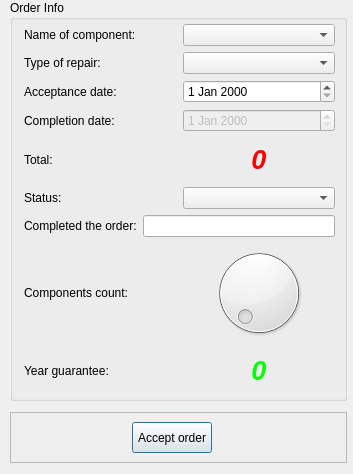
Qt form order_add.ui (0x000N3X4N/HomeApplianceService) before a commit.
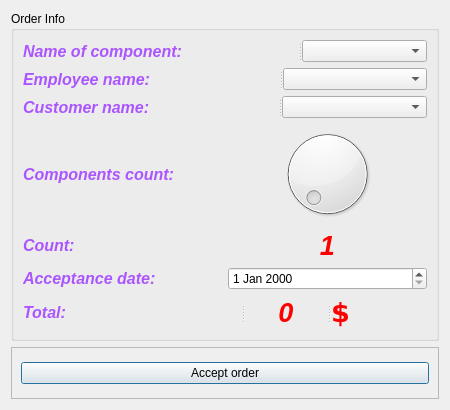
The same form after that commit.

Patch:
```diff
--- a/order_add.ui
+++ b/order_add.ui
@@ -6,204 +6,119 @@
    <rect>
     <x>0</x>
     <y>0</y>
-    <width>353</width>
-    <height>474</height>
+    <width>450</width>
+    <height>410</height>
    </rect>
   </property>
   <property name="minimumSize">
    <size>
-    <width>353</width>
-    <height>474</height>
+    <width>450</width>
+    <height>350</height>
    </size>
   </property>
   <property name="maximumSize">
    <size>
-    <width>353</width>
-    <height>474</height>
+    <width>16777215</width>
+    <height>16777215</height>
    </size>
   </property>
   <property name="windowTitle">
    <string>Add record</string>
   </property>
-  <widget class="QFrame" name="accept_frame">
-   <property name="geometry">
-    <rect>
-     <x>10</x>
-     <y>412</y>
-     <width>337</width>
-     <height>51</height>
-    </rect>
-   </property>
-   <property name="frameShape">
-    <enum>QFrame::StyledPanel</enum>
-   </property>
-   <property name="frameShadow">
-    <enum>QFrame::Raised</enum>
-   </property>
-   <widget class="QPushButton" name="accept_btn">
-    <property name="geometry">
-     <rect>
-      <x>122</x>
-      <y>10</y>
-      <width>80</width>
-      <height>31</height>
-     </rect>
-    </property>
-    <property name="text">
-     <string>Accept order</string>
-    </property>
-   </widget>
-  </widget>
+  <layout class="QVBoxLayout" name="verticalLayout_2">
+   <item>
   <widget class="QGroupBox" name="order_info_gBox">
-   <property name="geometry">
-    <rect>
-     <x>10</x>
-     <y>0</y>
-     <width>337</width>
-     <height>401</height>
-    </rect>
-   </property>
    <property name="title">
     <string>Order Info</string>
    </property>
-   <widget class="QWidget" name="layoutWidget">
-    <property name="geometry">
-     <rect>
-      <x>14</x>
-      <y>24</y>
-      <width>311</width>
-      <height>368</height>
-     </rect>
-    </property>
     <layout class="QVBoxLayout" name="verticalLayout">
      <item>
-      <layout class="QHBoxLayout" name="name_hLayout">
-       <item>
+       <widget class="QSplitter" name="splitter">
+        <property name="orientation">
+         <enum>Qt::Horizontal</enum>
+        </property>
         <widget class="QLabel" name="name_l">
+         <property name="font">
+          <font>
+           <pointsize>12</pointsize>
+           <weight>75</weight>
+           <italic>true</italic>
+           <bold>true</bold>
+          </font>
+         </property>
+         <property name="styleSheet">
+          <string notr="true">color: rgb(170, 85, 255);</string>
+         </property>
          <property name="text">
           <string>Name of component:</string>
          </property>
         </widget>
-       </item>
-       <item>
-        <widget class="QComboBox" name="name_comboBox"/>
-       </item>
-      </layout>
-     </item>
-     <item>
-      <layout class="QHBoxLayout" name="type_of_repairhLayout">
-       <item>
-        <widget class="QLabel" name="type_label">
-         <property name="text">
-          <string>Type of repair:</string>
-         </property>
+        <widget class="QComboBox" name="name_cBox"/>
         </widget>
        </item>
        <item>
-        <widget class="QComboBox" name="type_repair_comboBox"/>
-       </item>
-      </layout>
-     </item>
-     <item>
-      <layout class="QHBoxLayout" name="acceptance_date_hLayout">
-       <item>
-        <widget class="QLabel" name="accept_date_label">
-         <property name="text">
-          <string>Acceptance date:</string>
-         </property>
-        </widget>
-       </item>
-       <item>
-        <widget class="QDateEdit" name="accept_dateEdit"/>
-       </item>
-      </layout>
-     </item>
-     <item>
-      <layout class="QHBoxLayout" name="completion_date_hLayout">
-       <item>
-        <widget class="QLabel" name="complete_date_label">
-         <property name="text">
-          <string>Completion date:</string>
+       <widget class="QSplitter" name="splitter_3">
+        <property name="orientation">
+         <enum>Qt::Horizontal</enum>
+        </property>
+        <widget class="QLabel" name="employee_l">
+         <property name="font">
+          <font>
+           <pointsize>12</pointsize>
+           <weight>75</weight>
+           <italic>true</italic>
+           <bold>true</bold>
+          </font>
          </property>
-        </widget>
-       </item>
-       <item>
-        <widget class="QDateEdit" name="complete_dateEdit">
-         <property name="enabled">
-          <bool>false</bool>
+         <property name="styleSheet">
+          <string notr="true">color: rgb(170, 85, 255);</string>
          </property>
-        </widget>
-       </item>
-      </layout>
-     </item>
-     <item>
-      <layout class="QHBoxLayout" name="total_hLayout">
-       <item>
-        <widget class="QLabel" name="total_label">
          <property name="text">
-          <string>Total:</string>
+          <string>Employee name:</string>
          </property>
         </widget>
+        <widget class="QComboBox" name="employee_cBox"/>
+       </widget>
        </item>
        <item>
-        <widget class="QLabel" name="total_value_label">
+       <widget class="QSplitter" name="splitter_4">
+        <property name="orientation">
+         <enum>Qt::Horizontal</enum>
+        </property>
+        <widget class="QLabel" name="cust_l">
          <property name="font">
           <font>
-           <pointsize>20</pointsize>
+           <pointsize>12</pointsize>
            <weight>75</weight>
            <italic>true</italic>
            <bold>true</bold>
           </font>
          </property>
          <property name="styleSheet">
-          <string notr="true">color: rgb(255, 0, 0);</string>
+          <string notr="true">color: rgb(170, 85, 255);</string>
          </property>
          <property name="text">
-          <string>0</string>
+          <string>Customer name:</string>
          </property>
-         <property name="alignment">
-          <set>Qt::AlignCenter</set>
-         </property>
         </widget>
-       </item>
-      </layout>
-     </item>
-     <item>
-      <layout class="QHBoxLayout" name="status_hLayout">
-       <item>
-        <widget class="QLabel" name="status_label">
-         <property name="text">
-          <string>Status:</string>
-         </property>
+        <widget class="QComboBox" name="cust_cBox"/>
         </widget>
        </item>
        <item>
-        <widget class="QComboBox" name="status_comboBox"/>
-       </item>
-      </layout>
-     </item>
-     <item>
-      <layout class="QHBoxLayout" name="completed_order_name_hLayout">
-       <item>
-        <widget class="QLabel" name="completed_order_name_label">
-         <property name="text">
-          <string>Completed the order:</string>
-         </property>
-        </widget>
-       </item>
-       <item>
-        <widget class="QLineEdit" name="completed_order_name_lEdit">
-         <property name="enabled">
-          <bool>true</bool>
-         </property>
-        </widget>
-       </item>
-      </layout>
-     </item>
-     <item>
-      <layout class="QHBoxLayout" name="guarantee_hLabel">
+       <layout class="QHBoxLayout" name="horizontalLayout">
        <item>
         <widget class="QLabel" name="comp_cnt_l">
+          <property name="font">
+           <font>
+            <pointsize>12</pointsize>
+            <weight>75</weight>
+            <italic>true</italic>
+            <bold>true</bold>
+           </font>
+          </property>
+          <property name="styleSheet">
+           <string notr="true">color: rgb(170, 85, 255);</string>
+          </property>
          <property name="text">
           <string>Components count:</string>
          </property>
@@ -217,6 +132,9 @@
          <property name="focusPolicy">
           <enum>Qt::ClickFocus</enum>
          </property>
+          <property name="minimum">
+           <number>1</number>
+          </property>
          <property name="maximum">
           <number>10</number>
          </property>
@@ -245,9 +163,20 @@
      <item>
       <layout class="QHBoxLayout" name="year_guarantee_hLayout">
        <item>
-        <widget class="QLabel" name="year_guarantee_label">
+         <widget class="QLabel" name="cnt_l">
+          <property name="font">
+           <font>
+            <pointsize>12</pointsize>
+            <weight>75</weight>
+            <italic>true</italic>
+            <bold>true</bold>
+           </font>
+          </property>
+          <property name="styleSheet">
+           <string notr="true">color: rgb(170, 85, 255);</string>
+          </property>
          <property name="text">
-          <string>Year guarantee: </string>
+           <string>Count:</string>
          </property>
         </widget>
        </item>
@@ -262,7 +191,75 @@
           </font>
          </property>
          <property name="styleSheet">
-          <string notr="true">color: rgb(0, 255, 0);</string>
+           <string notr="true">color: rgb(255, 0, 0);</string>
+          </property>
+          <property name="text">
+           <string>1</string>
+          </property>
+          <property name="alignment">
+           <set>Qt::AlignCenter</set>
+          </property>
+         </widget>
+        </item>
+       </layout>
+      </item>
+      <item>
+       <layout class="QHBoxLayout" name="acceptance_date_hLayout">
+        <item>
+         <widget class="QLabel" name="accept_date_label">
+          <property name="font">
+           <font>
+            <pointsize>12</pointsize>
+            <weight>75</weight>
+            <italic>true</italic>
+            <bold>true</bold>
+           </font>
+          </property>
+          <property name="styleSheet">
+           <string notr="true">color: rgb(170, 85, 255);</string>
+          </property>
+          <property name="text">
+           <string>Acceptance date:</string>
+          </property>
+         </widget>
+        </item>
+        <item>
+         <widget class="QDateEdit" name="accept_dateEdit"/>
+        </item>
+       </layout>
+      </item>
+      <item>
+       <widget class="QSplitter" name="splitter_2">
+        <property name="orientation">
+         <enum>Qt::Horizontal</enum>
+        </property>
+        <widget class="QLabel" name="total_l">
+         <property name="font">
+          <font>
+           <pointsize>12</pointsize>
+           <weight>75</weight>
+           <italic>true</italic>
+           <bold>true</bold>
+          </font>
+         </property>
+         <property name="styleSheet">
+          <string notr="true">color: rgb(170, 85, 255);</string>
+         </property>
+         <property name="text">
+          <string>Total:</string>
+         </property>
+        </widget>
+        <widget class="QLabel" name="total_val_l">
+         <property name="font">
+          <font>
+           <pointsize>20</pointsize>
+           <weight>75</weight>
+           <italic>true</italic>
+           <bold>true</bold>
+          </font>
+         </property>
+         <property name="styleSheet">
+          <string notr="true">color: rgb(255, 0, 0);</string>
          </property>
          <property name="text">
           <string>0</string>
@@ -271,12 +268,47 @@
           <set>Qt::AlignCenter</set>
          </property>
         </widget>
-       </item>
-      </layout>
-     </item>
-    </layout>
-   </widget>
-  </widget>
+        <widget class="QLabel" name="symb_l">
+         <property name="font">
+          <font>
+           <family>Verdana</family>
+           <pointsize>20</pointsize>
+           <weight>75</weight>
+           <bold>true</bold>
+          </font>
+         </property>
+         <property name="styleSheet">
+          <string notr="true">color: rgb(255, 0, 0);</string>
+         </property>
+         <property name="text">
+          <string>$</string>
+         </property>
+        </widget>
+       </widget>
+      </item>
+     </layout>
+    </widget>
+   </item>
+   <item>
+    <widget class="QFrame" name="accept_frame">
+     <property name="frameShape">
+      <enum>QFrame::StyledPanel</enum>
+     </property>
+     <property name="frameShadow">
+      <enum>QFrame::Raised</enum>
+     </property>
+     <layout class="QVBoxLayout" name="verticalLayout_3">
+      <item>
+       <widget class="QPushButton" name="accept_btn">
+        <property name="text">
+         <string>Accept order</string>
+        </property>
+       </widget>
+      </item>
+     </layout>
+    </widget>
+   </item>
+  </layout>
  </widget>
  <resources/>
  <connections/>
```
Left out of the diff: 4 changed lines with no effect on the pictures. Lines whose indentation alone changed are shown as unchanged.
